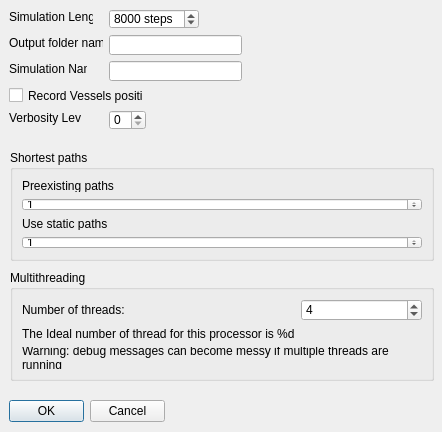
Qt form qtgui/simulationsetupdialog.ui (frabas/DISPLACE_GUI) before a commit.
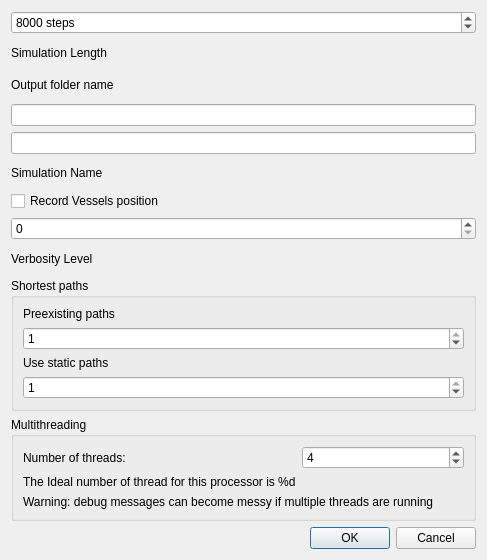
The same form after that commit.

Commit message: Simulation Setup Dialog layout fixed

```diff
--- a/qtgui/simulationsetupdialog.ui
+++ b/qtgui/simulationsetupdialog.ui
@@ -6,94 +6,16 @@
    <rect>
     <x>0</x>
     <y>0</y>
-    <width>442</width>
-    <height>432</height>
+    <width>487</width>
+    <height>560</height>
    </rect>
   </property>
   <property name="windowTitle">
    <string>Simulation Setup</string>
   </property>
-  <widget class="QLabel" name="label_5">
-   <property name="geometry">
-    <rect>
-     <x>9</x>
-     <y>110</y>
-     <width>72</width>
-     <height>16</height>
-    </rect>
-   </property>
-   <property name="text">
-    <string>Verbosity Level</string>
-   </property>
-  </widget>
-  <widget class="QLabel" name="label_3">
-   <property name="geometry">
-    <rect>
-     <x>9</x>
-     <y>61</y>
-     <width>78</width>
-     <height>16</height>
-    </rect>
-   </property>
-   <property name="text">
-    <string>Simulation Name</string>
-   </property>
-  </widget>
-  <widget class="QSpinBox" name="verbosity">
-   <property name="geometry">
-    <rect>
-     <x>109</x>
-     <y>110</y>
-     <width>37</width>
-     <height>20</height>
-    </rect>
-   </property>
-  </widget>
-  <widget class="QLineEdit" name="outName">
-   <property name="geometry">
-    <rect>
-     <x>109</x>
-     <y>35</y>
-     <width>133</width>
-     <height>20</height>
-    </rect>
-   </property>
-  </widget>
-  <widget class="QCheckBox" name="optMoveVessels">
-   <property name="geometry">
-    <rect>
-     <x>9</x>
-     <y>87</y>
-     <width>134</width>
-     <height>17</height>
-    </rect>
-   </property>
-   <property name="text">
-    <string>Record Vessels position</string>
-   </property>
-  </widget>
-  <widget class="QLabel" name="label">
-   <property name="geometry">
-    <rect>
-     <x>9</x>
-     <y>9</y>
-     <width>84</width>
-     <height>16</height>
-    </rect>
-   </property>
-   <property name="text">
-    <string>Simulation Length</string>
-   </property>
-  </widget>
+  <layout class="QVBoxLayout" name="verticalLayout">
+   <item>
   <widget class="QSpinBox" name="simSteps">
-   <property name="geometry">
-    <rect>
-     <x>109</x>
-     <y>9</y>
-     <width>90</width>
-     <height>20</height>
-    </rect>
-   </property>
    <property name="suffix">
     <string> steps</string>
    </property>
@@ -107,38 +29,108 @@
     <number>8000</number>
    </property>
   </widget>
-  <widget class="QLineEdit" name="simName">
-   <property name="geometry">
-    <rect>
-     <x>109</x>
-     <y>61</y>
-     <width>133</width>
-     <height>20</height>
-    </rect>
-   </property>
-  </widget>
+   </item>
+   <item>
+    <widget class="QLabel" name="label">
+     <property name="text">
+      <string>Simulation Length</string>
+     </property>
+    </widget>
+   </item>
+   <item>
   <widget class="QLabel" name="label_2">
-   <property name="geometry">
-    <rect>
-     <x>9</x>
-     <y>35</y>
-     <width>94</width>
-     <height>16</height>
-    </rect>
-   </property>
    <property name="text">
     <string>Output folder name</string>
    </property>
   </widget>
+   </item>
+   <item>
+    <widget class="QLineEdit" name="outName"/>
+   </item>
+   <item>
+    <widget class="QLineEdit" name="simName"/>
+   </item>
+   <item>
+    <widget class="QLabel" name="label_3">
+     <property name="text">
+      <string>Simulation Name</string>
+     </property>
+    </widget>
+   </item>
+   <item>
+    <widget class="QCheckBox" name="optMoveVessels">
+     <property name="text">
+      <string>Record Vessels position</string>
+     </property>
+    </widget>
+   </item>
+   <item>
+    <widget class="QSpinBox" name="verbosity"/>
+   </item>
+   <item>
+    <widget class="QLabel" name="label_5">
+     <property name="text">
+      <string>Verbosity Level</string>
+     </property>
+    </widget>
+   </item>
+   <item>
+    <widget class="QGroupBox" name="groupBox_2">
+     <property name="title">
+      <string>Shortest paths</string>
+     </property>
+     <layout class="QGridLayout" name="gridLayout_3">
+      <item row="1" column="0">
+       <widget class="QSpinBox" name="preexistingPathsShop">
+        <property name="suffix">
+         <string/>
+        </property>
+        <property name="minimum">
+         <number>0</number>
+        </property>
+        <property name="maximum">
+         <number>1</number>
+        </property>
+        <property name="value">
+         <number>1</number>
+        </property>
+       </widget>
+      </item>
+      <item row="0" column="0">
+       <widget class="QLabel" name="label_7">
+        <property name="text">
+         <string>Preexisting paths</string>
+        </property>
+       </widget>
+      </item>
+      <item row="3" column="0">
+       <widget class="QSpinBox" name="useStaticPaths">
+        <property name="suffix">
+         <string/>
+        </property>
+        <property name="minimum">
+         <number>0</number>
+        </property>
+        <property name="maximum">
+         <number>1</number>
+        </property>
+        <property name="value">
+         <number>1</number>
+        </property>
+       </widget>
+      </item>
+      <item row="2" column="0">
+       <widget class="QLabel" name="label_6">
+        <property name="text">
+         <string>Use static paths</string>
+        </property>
+       </widget>
+      </item>
+     </layout>
+    </widget>
+   </item>
+   <item>
   <widget class="QGroupBox" name="groupBox">
-   <property name="geometry">
-    <rect>
-     <x>10</x>
-     <y>270</y>
-     <width>424</width>
-     <height>111</height>
-    </rect>
-   </property>
    <property name="title">
     <string>Multithreading</string>
    </property>
@@ -188,15 +180,9 @@
     </item>
    </layout>
   </widget>
+   </item>
+   <item>
   <widget class="QDialogButtonBox" name="buttonBox">
-   <property name="geometry">
-    <rect>
-     <x>9</x>
-     <y>400</y>
-     <width>156</width>
-     <height>23</height>
-    </rect>
-   </property>
    <property name="orientation">
     <enum>Qt::Horizontal</enum>
    </property>
@@ -204,67 +190,8 @@
     <set>QDialogButtonBox::Cancel|QDialogButtonBox::Ok</set>
    </property>
   </widget>
-  <widget class="QGroupBox" name="groupBox_2">
-   <property name="geometry">
-    <rect>
-     <x>10</x>
-     <y>150</y>
-     <width>424</width>
-     <height>111</height>
-    </rect>
-   </property>
-   <property name="title">
-    <string>Shortest paths</string>
-   </property>
-   <layout class="QGridLayout" name="gridLayout_3">
-    <item row="1" column="0">
-     <widget class="QSpinBox" name="preexistingPathsShop">
-      <property name="suffix">
-       <string/>
-      </property>
-      <property name="minimum">
-       <number>0</number>
-      </property>
-      <property name="maximum">
-       <number>1</number>
-      </property>
-      <property name="value">
-       <number>1</number>
-      </property>
-     </widget>
-    </item>
-    <item row="0" column="0">
-     <widget class="QLabel" name="label_7">
-      <property name="text">
-       <string>Preexisting paths</string>
-      </property>
-     </widget>
-    </item>
-    <item row="3" column="0">
-     <widget class="QSpinBox" name="useStaticPaths">
-      <property name="suffix">
-       <string> </string>
-      </property>
-      <property name="minimum">
-       <number>0</number>
-      </property>
-      <property name="maximum">
-       <number>1</number>
-      </property>
-      <property name="value">
-       <number>1</number>
-      </property>
-     </widget>
-    </item>
-    <item row="2" column="0">
-     <widget class="QLabel" name="label_6">
-      <property name="text">
-       <string>Use static paths</string>
-      </property>
-     </widget>
-    </item>
-   </layout>
-  </widget>
+   </item>
+  </layout>
  </widget>
  <resources/>
  <connections>
```
Lines whose indentation alone changed are shown as unchanged.
